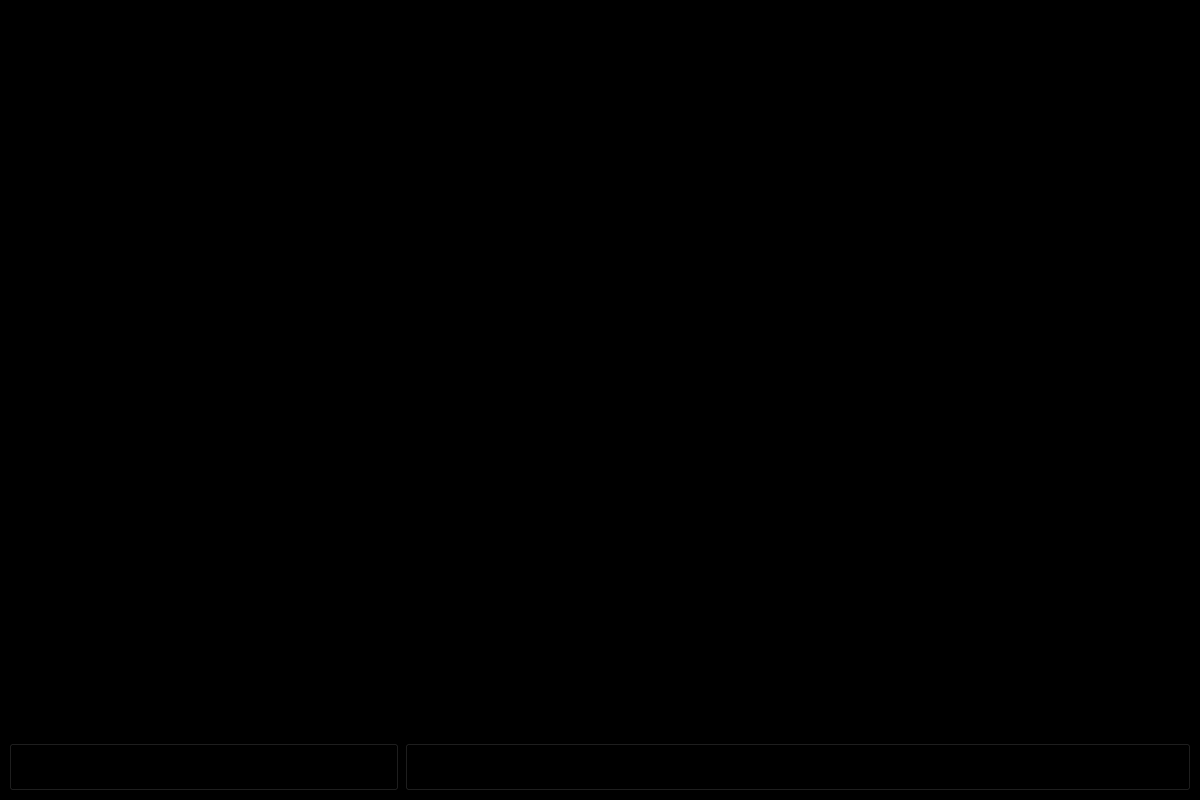
The window that transaction_netbank.ui (acmpesuecc/GrowPal) describes before a commit, drawn with Qt 5.
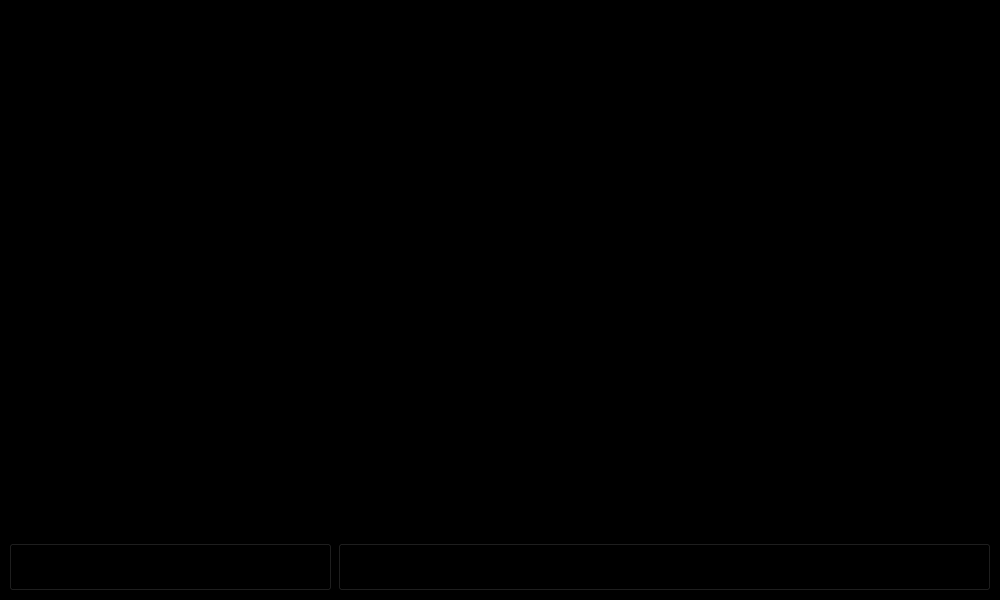
The same window after the commit. Icons and pictures are not drawn.

```diff
--- a/transaction_netbank.ui
+++ b/transaction_netbank.ui
@@ -6,14 +6,14 @@
    <rect>
     <x>0</x>
     <y>0</y>
-    <width>1200</width>
-    <height>800</height>
+    <width>1000</width>
+    <height>600</height>
    </rect>
   </property>
   <property name="minimumSize">
    <size>
-    <width>1200</width>
-    <height>800</height>
+    <width>1000</width>
+    <height>600</height>
    </size>
   </property>
   <property name="maximumSize">
```
